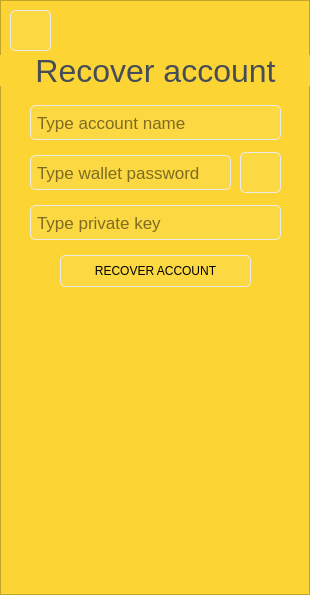
First picture: the form in page/accountManagement/pagerecoveraccount.ui, repository LYRA-Block-Lattice/LyraWalletManager, before the edit.
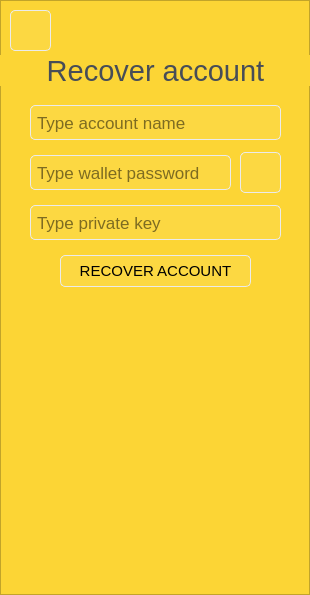
Second picture: the form after the edit. Icons and pictures are not drawn.

```diff
--- a/page/accountManagement/pagerecoveraccount.ui
+++ b/page/accountManagement/pagerecoveraccount.ui
@@ -223,7 +223,7 @@
     </property>
     <property name="font">
      <font>
-      <pointsize>24</pointsize>
+      <pointsize>22</pointsize>
      </font>
     </property>
     <property name="styleSheet">
@@ -248,6 +248,11 @@
       <height>32</height>
      </rect>
     </property>
+    <property name="font">
+     <font>
+      <pointsize>11</pointsize>
+     </font>
+    </property>
     <property name="tabletTracking">
      <bool>true</bool>
     </property>
```
Left out of the diff: 6 changed lines with no effect on the pictures.
